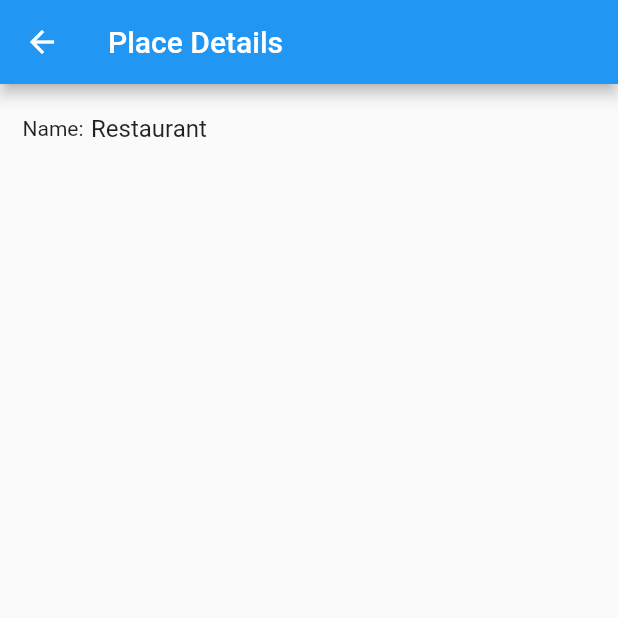
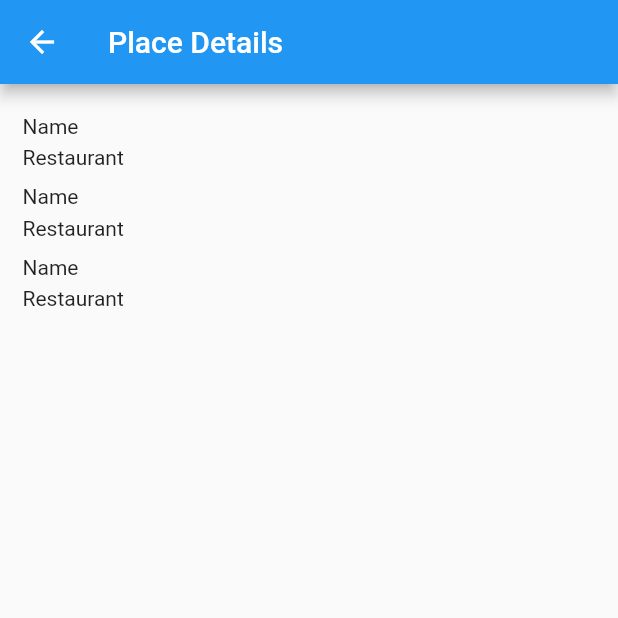
Before and after one commit to roubertedgar/eat-eat-flutter, a Flutter app: the screen it shows after launch, after a tap on "Restaurant", on a phone screen of 412 x 824 dp, the top half of it. Run offline on Flutter 3.47's test engine with Material 2 defaults, Android fonts, the phone set to English and light mode, and no system bars.

Commit message:
Labeled text, switch row by column

```diff
--- a/lib/place/detais/PlaceDetailsScreen.dart
+++ b/lib/place/detais/PlaceDetailsScreen.dart
@@ -18,10 +18,45 @@ class PlaceDetailsScreen extends StatelessWidget {
           child: Column(
             crossAxisAlignment: CrossAxisAlignment.start,
             children: <Widget>[
-              LabeledText(labelText: "Name:", text: placeListItem.name)
+              LabeledText(labelText: "Name", text: placeListItem.name),
+              LabeledText(
+                labelText: "Name",
+                text: placeListItem.name,
+                padding: EdgeInsets.only(top: 10.0),
+              ),
+              LabeledText(
+                labelText: "Name",
+                text: placeListItem.name,
+                padding: EdgeInsets.only(top: 10.0),
+              )
             ],
           ),
         ));
+  }
+}
+
+class LabeledText extends StatelessWidget {
+  final String labelText;
+  final String text;
+  final EdgeInsetsGeometry padding;
+
+  LabeledText(
+      {@required this.labelText,
+      @required this.text,
+      this.padding: EdgeInsets.zero});
+
+  @override
+  Widget build(BuildContext context) {
+    return Padding(
+      padding: padding,
+      child: Column(
+        crossAxisAlignment: CrossAxisAlignment.start,
+        children: <Widget>[
+          TextView(labelText),
+          TextView(text, padding: EdgeInsets.only(top: 5.0)),
+        ],
+      ),
+    );
   }
 }
 
@@ -36,24 +71,3 @@ class PlaceDetailsRoute extends StatelessWidget {
     return PlaceDetailsScreen(placeListItem);
   }
 }
-
-class LabeledText extends StatelessWidget {
-  final String labelText;
-  final String text;
-
-  LabeledText({@required this.labelText, @required this.text});
-
-  @override
-  Widget build(BuildContext context) {
-    return Row(
-      children: <Widget>[
-        TextView(labelText),
-        TextView(
-          text,
-          textSize: 16.0,
-          padding: EdgeInsets.only(left: 5.0),
-        ),
-      ],
-    );
-  }
-}
```
